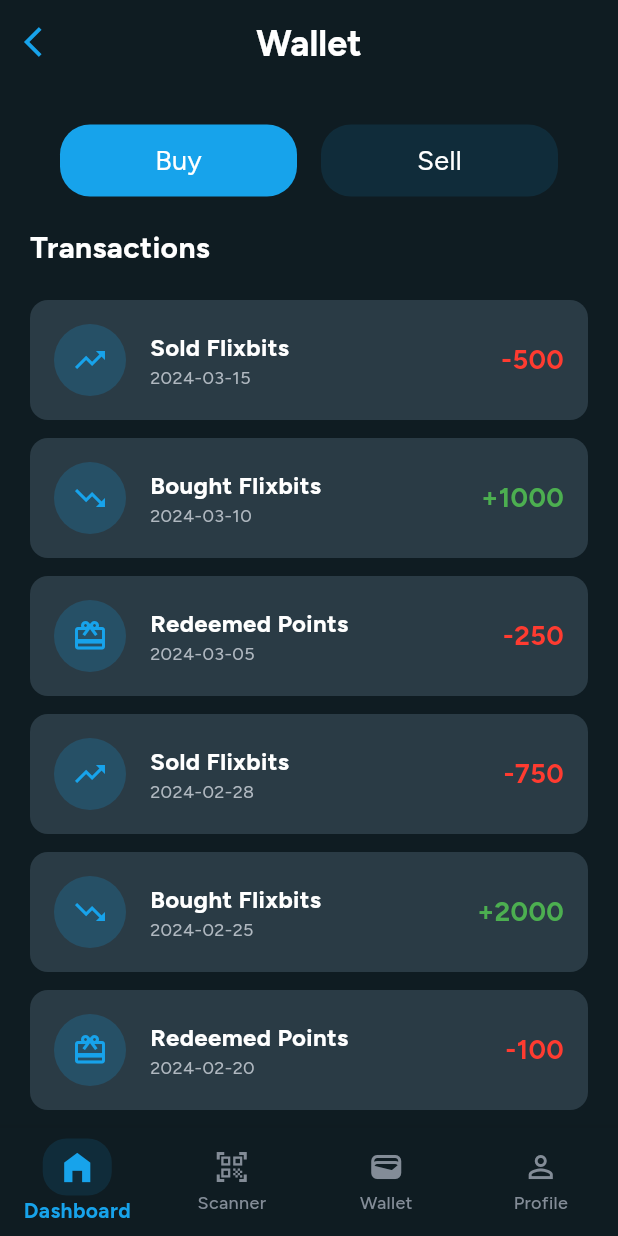
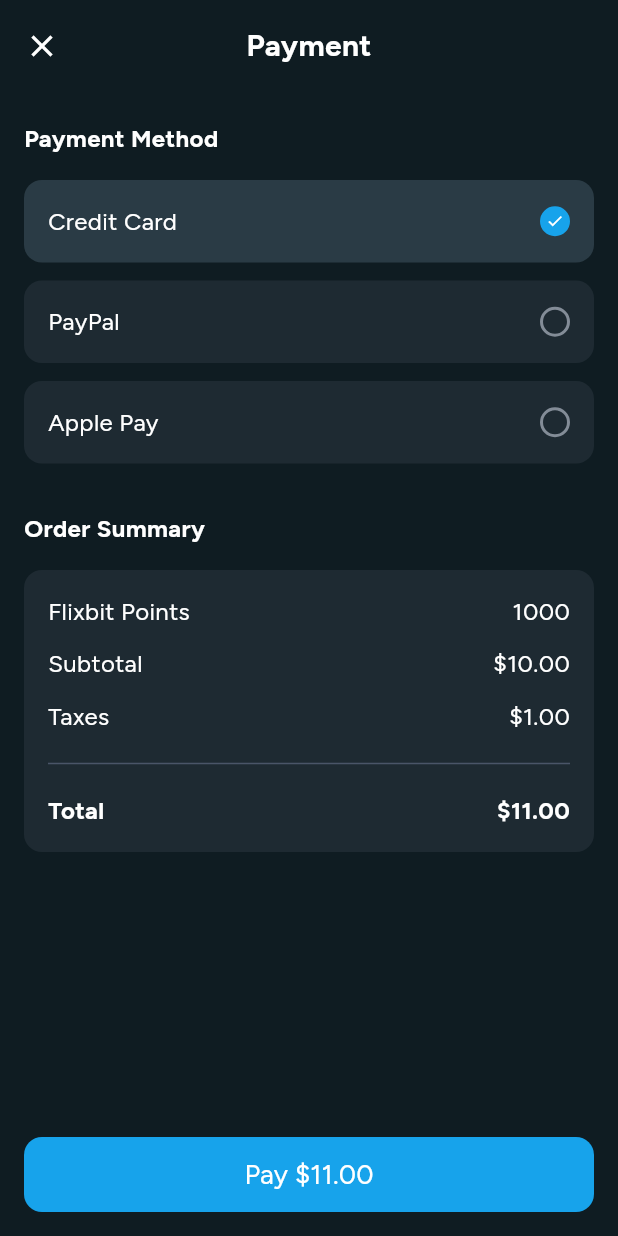
Before and after one commit to SherazAli-67/flixbit, a Flutter app: the WalletPage screen opened by its route, scrolled down 253 dp, after a tap on "Buy", on a phone screen of 412 x 824 dp. Run offline on Flutter 3.47's test engine with Material 3 defaults, Android fonts, the phone set to English and light mode, and no system bars; our stand-ins replace cached_network_image, cloud_firestore, confetti, firebase_auth, firebase_core, firebase_storage and 4 more; missing offline and left inert: mobile_scanner; accounts and stored records are empty; network calls fail; project files that could hold a hidden picture were left out.

Commit message:
UI Development
1. Buy flixbit points page development

```diff
--- /dev/null
+++ b/lib/src/features/main_menu/wallet_page/buy_flixbit_points_page.dart
@@ -0,0 +1,200 @@
+import 'package:flutter/material.dart';
+import '../../../res/app_colors.dart';
+import '../../../res/apptextstyles.dart';
+
+class BuyFlixbitPointsPage extends StatefulWidget {
+  const BuyFlixbitPointsPage({super.key});
+
+  @override
+  State<BuyFlixbitPointsPage> createState() => _BuyFlixbitPointsPageState();
+}
+
+class _BuyFlixbitPointsPageState extends State<BuyFlixbitPointsPage> {
+  String selectedPaymentMethod = 'Credit Card';
+
+  @override
+  Widget build(BuildContext context) {
+    return Scaffold(
+      backgroundColor: AppColors.darkBgColor,
+      body: SafeArea(
+        child: Column(
+          children: [
+            // Header
+            Padding(
+              padding: const EdgeInsets.all(16.0),
+              child: Row(
+                children: [
+                  GestureDetector(
+                    onTap: () => Navigator.pop(context),
+                    child: const Icon(
+                      Icons.close,
+                      color: AppColors.whiteColor,
+                      size: 24,
+                    ),
+                  ),
+                  const Spacer(),
+                  Text(
+                    'Payment',
+                    style: AppTextStyles.subHeadingTextStyle,
+                  ),
+                  const Spacer(),
+                  const SizedBox(width: 24), // Balance the close button
+                ],
+              ),
+            ),
+
+            Expanded(
+              child: Padding(
+                padding: const EdgeInsets.symmetric(horizontal: 16.0),
+                child: Column(
+                  crossAxisAlignment: CrossAxisAlignment.start,
+                  children: [
+                    const SizedBox(height: 20),
+
+                    // Payment Method Section
+                    Text(
+                      'Payment Method',
+                      style: AppTextStyles.tileTitleTextStyle,
+                    ),
+                    const SizedBox(height: 16),
+
+                    // Payment Options
+                    _buildPaymentOption('Credit Card', 'Credit Card'),
+                    const SizedBox(height: 12),
+                    _buildPaymentOption('PayPal', 'PayPal'),
+                    const SizedBox(height: 12),
+                    _buildPaymentOption('Apple Pay', 'Apple Pay'),
+
+                    const SizedBox(height: 32),
+
+                    // Order Summary Section
+                    Text(
+                      'Order Summary',
+                      style: AppTextStyles.tileTitleTextStyle,
+                    ),
+                    const SizedBox(height: 16),
+
+                    // Order Summary Card
+                    Container(
+                      padding: const EdgeInsets.all(16),
+                      decoration: BoxDecoration(
+                        color: AppColors.orderSummaryBgColor,
+                        borderRadius: BorderRadius.circular(12),
+                      ),
+                      child: Column(
+                        children: [
+                          _buildOrderRow('Flixbit Points', '1000'),
+                          const SizedBox(height: 12),
+                          _buildOrderRow('Subtotal', '\$10.00'),
+                          const SizedBox(height: 12),
+                          _buildOrderRow('Taxes', '\$1.00'),
+                          const SizedBox(height: 12),
+                          const Divider(
+                            color: AppColors.darkGreyColor,
+                            thickness: 1,
+                          ),
+                          const SizedBox(height: 12),
+                          _buildOrderRow('Total', '\$11.00', isTotal: true),
+                        ],
+                      ),
+                    ),
+                  ],
+                ),
+              ),
+            ),
+
+            // Pay Button
+            Padding(
+              padding: const EdgeInsets.all(16.0),
+              child: SizedBox(
+                width: double.infinity,
+                height: 50,
+                child: ElevatedButton(
+                  onPressed: () {
+                    // Handle payment
+                  },
+                  style: ElevatedButton.styleFrom(
+                    backgroundColor: AppColors.primaryColor,
+                    shape: RoundedRectangleBorder(
+                      borderRadius: BorderRadius.circular(12),
+                    ),
+                    elevation: 0,
+                  ),
+                  child: Text(
+                    'Pay \$11.00',
+                    style: AppTextStyles.buttonTextStyle,
+                  ),
+                ),
+              ),
+            ),
+          ],
+        ),
+      ),
+    );
+  }
+
+  Widget _buildPaymentOption(String title, String value) {
+    final isSelected = selectedPaymentMethod == value;
+
+    return GestureDetector(
+      onTap: () {
+        setState(() {
+          selectedPaymentMethod = value;
+        });
+      },
+      child: Container(
+        padding: const EdgeInsets.symmetric(horizontal: 16, vertical: 16),
+        decoration: BoxDecoration(
+          color: isSelected
+              ? AppColors.selectedPaymentMethodBgColor
+              : AppColors.paymentMethodBgColor,
+          borderRadius: BorderRadius.circular(12),
+        ),
+        child: Row(
+          children: [
+            Text(
+              title,
+              style: AppTextStyles.bodyTextStyle,
+            ),
+            const Spacer(),
+            Container(
+              width: 20,
+              height: 20,
+              decoration: BoxDecoration(
+                shape: BoxShape.circle,
+                color: isSelected ? AppColors.primaryColor : Colors.transparent,
+                border: Border.all(
+                  color: isSelected ? AppColors.primaryColor : AppColors.unSelectedGreyColor,
+                  width: 2,
+                ),
+              ),
+              child: isSelected
+                  ? const Icon(
+                      Icons.check,
+                      size: 12,
+                      color: AppColors.whiteColor,
+                    )
+                  : null,
+            ),
+          ],
+        ),
+      ),
+    );
+  }
+
+  Widget _buildOrderRow(String label, String value, {bool isTotal = false}) {
+    return Row(
+      mainAxisAlignment: MainAxisAlignment.spaceBetween,
+      children: [
+        Text(
+          label,
+          style: isTotal ? AppTextStyles.tileTitleTextStyle : AppTextStyles.bodyTextStyle,
+        ),
+        Text(
+          value,
+          style: isTotal ? AppTextStyles.tileTitleTextStyle : AppTextStyles.bodyTextStyle,
+        ),
+      ],
+    );
+  }
+}
--- a/lib/src/features/main_menu/wallet_page.dart
+++ b/lib/src/features/main_menu/wallet_page/wallet_page.dart
@@ -1,9 +1,11 @@
 import 'package:cached_network_image/cached_network_image.dart';
 import 'package:flixbit/src/res/app_icons.dart';
+import 'package:flixbit/src/routes/router_enum.dart';
 import 'package:flixbit/src/widgets/primary_btn.dart';
 import 'package:flutter/material.dart';
-import '../../res/app_colors.dart';
-import '../../res/apptextstyles.dart';
+import 'package:go_router/go_router.dart';
+import '../../../res/app_colors.dart';
+import '../../../res/apptextstyles.dart';
 
 class WalletPage extends StatelessWidget {
   const WalletPage({super.key});
@@ -97,7 +99,9 @@ class WalletPage extends StatelessWidget {
                     child: Row(
                       children: [
                         Expanded(
-                          child: PrimaryBtn(btnText: "Buy", icon: '', onTap: (){}, borderRadius: 20,),
+                          child: PrimaryBtn(btnText: "Buy", icon: '', onTap: (){
+                            context.push(RouterEnum.buyFlixbitPointsView.routeName);
+                          }, borderRadius: 20,),
                         ),
 
                         const SizedBox(width: 16),
--- a/lib/src/res/app_colors.dart
+++ b/lib/src/res/app_colors.dart
@@ -22,4 +22,7 @@ class AppColors {
   static const lightGreenColor = Color(0xff34C759);
   static const purpleColor = Color(0xffAF52DE);
   static const avatarBgColor = Color(0xffF5F5DC);
+  static const paymentMethodBgColor = Color(0xff1e2a32);
+  static const selectedPaymentMethodBgColor = Color(0xff2a3b45);
+  static const orderSummaryBgColor = Color(0xff1e2a32);
 }
--- a/lib/src/routes/app_router.dart
+++ b/lib/src/routes/app_router.dart
@@ -2,6 +2,7 @@ import 'package:firebase_auth/firebase_auth.dart';
 import 'package:flixbit/src/features/authentication/login_page.dart';
 import 'package:flixbit/src/features/authentication/signup_page.dart';
 import 'package:flixbit/src/features/main_menu/qr_scanner_page.dart';
+import 'package:flixbit/src/features/main_menu/wallet_page/buy_flixbit_points_page.dart';
 import 'package:flixbit/src/features/referral_page.dart';
 import 'package:flixbit/src/features/rewards_page.dart';
 import 'package:flixbit/src/features/subscription_plans_page.dart';
@@ -13,7 +14,7 @@ import 'package:go_router/go_router.dart';
 import 'package:flixbit/src/features/main_menu_page.dart';
 import 'package:flixbit/src/features/main_menu/dashboard_flow/dashboard_page.dart';
 import 'package:flixbit/src/features/offers_page.dart';
-import 'package:flixbit/src/features/main_menu/wallet_page.dart';
+import 'package:flixbit/src/features/main_menu/wallet_page/wallet_page.dart';
 import 'package:flixbit/src/features/main_menu/profile_page.dart';
 import 'package:flixbit/src/features/welcome_page.dart';
 
@@ -68,6 +69,9 @@ final GoRouter appRouter = GoRouter(
     GoRoute(
       path: RouterEnum.gamePredictionView.routeName,
       builder: (BuildContext context, GoRouterState state) => const GamePredicationPage(),
+    ),GoRoute(
+      path: RouterEnum.buyFlixbitPointsView.routeName,
+      builder: (BuildContext context, GoRouterState state) => const BuyFlixbitPointsPage(),
     ),
     GoRoute(
       path: RouterEnum.tournamentMatchesView.routeName,
--- a/lib/src/routes/router_enum.dart
+++ b/lib/src/routes/router_enum.dart
@@ -17,6 +17,7 @@ enum RouterEnum {
   gamePredictionView('/game_predication_view'),
   tournamentMatchesView('/tournament_matches_view'),
   makePredictionView('/make_prediction_view'),
+  buyFlixbitPointsView('/buy_flixbit_points_view'),
 
   //BottomNav
   homeView('/home_view'),
```
Also changed, not shown: lib/src/models/video_ad.dart (line endings or trailing spaces), lib/src/service/video_ads_repository.dart (line endings or trailing spaces).
